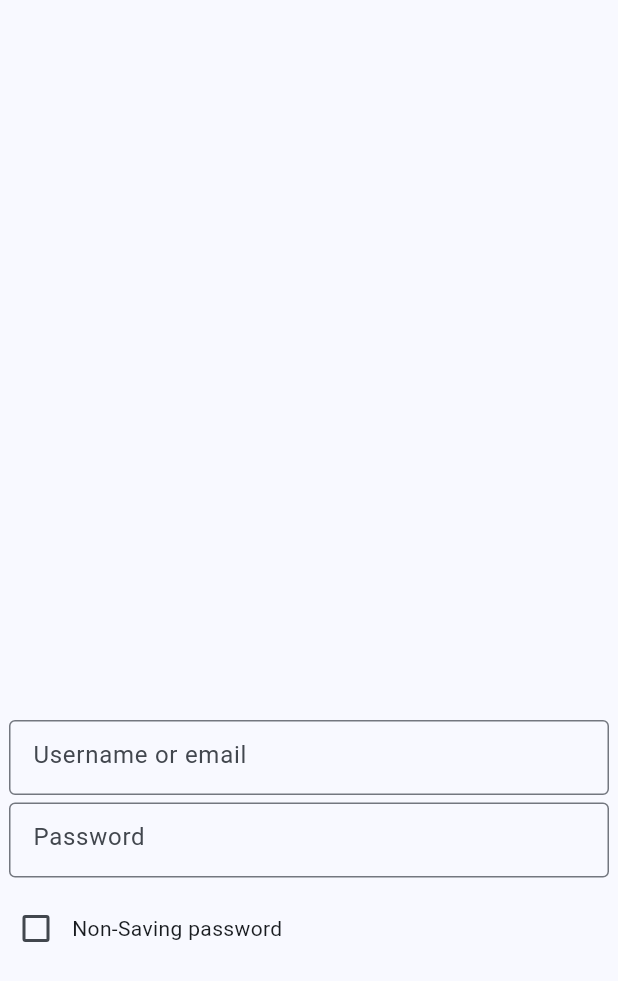
After one commit to ngotruong764/chat_app_flutter, a Flutter app: the Login4 screen opened by its route, on a phone screen of 412 x 824 dp. The commit adds this screen. Shown: the top 981 px of the screen. Run offline on Flutter 3.47's test engine with Material 3 defaults, Android fonts, the light colour scheme and no system bars; our stand-ins replace dio, get.

Commit message:
update UI

```diff
--- /dev/null
+++ b/lib/modules/login/view/Login4.dart
@@ -0,0 +1,73 @@
+import 'package:chat_app_flutter/routes/app_routes.dart';
+import 'package:flutter/material.dart';
+import 'package:get/get.dart';
+
+class CheckboxController extends GetxController {
+  // Observable boolean variable
+  RxBool isChecked = false.obs;
+
+  // Function to toggle checkbox value
+  void toggleCheckbox(bool? value) {
+    isChecked.value = value!;
+  }
+}
+
+class Login4 extends StatelessWidget {
+   Login4({super.key});
+
+  void getSignUp1() {
+    Get.toNamed(AppRoutes.LOGIN);
+  }
+
+   final CheckboxController checkboxController = Get.put(CheckboxController());
+
+
+  @override
+  Widget build(BuildContext context) {
+    return Scaffold(
+      body: Column(
+
+        children: [
+          Align(
+            alignment: Alignment.center,
+            child: Container(width: 400, height: 50,
+              margin: EdgeInsets.only(top: 480),
+              child: TextField(
+                decoration: InputDecoration(
+                  border: OutlineInputBorder(),
+                  hintText: 'Username or email'
+                ),
+              ),
+            ),
+          ),
+          const SizedBox(height: 5,),
+
+          Align(
+            alignment: Alignment.center,
+            child: Container(width: 400, height: 50,
+              child: TextField(
+                decoration: InputDecoration(
+                  border: OutlineInputBorder(),
+                  hintText: 'Password'
+                ),
+              ),
+            ),
+          ),
+          const SizedBox(height: 10,),
+
+          Row(
+            children: [
+              Obx(() => Checkbox( // Sử dụng Obx để theo dõi thay đổi
+                value: checkboxController.isChecked.value,
+                onChanged: (bool? value) {
+                  checkboxController.toggleCheckbox(value);
+                },
+              )),
+              Obx(() => Text(checkboxController.isChecked.value ? 'Save password' : 'Non-Saving password')), // Hiển thị trạng thái
+        ],
+          ),
+      ],
+    ),
+    );
+  }
+}
--- a/lib/routes/app_pages.dart
+++ b/lib/routes/app_pages.dart
@@ -1,4 +1,5 @@
 
+import 'package:chat_app_flutter/modules/login/view/Login4.dart';
 import 'package:chat_app_flutter/modules/login/view/Signup1.dart';
 import 'package:chat_app_flutter/modules/login/view/SignupOTP.dart';
 import 'package:get/get_navigation/src/routes/get_route.dart';
@@ -25,11 +26,14 @@ final kRoutePages = [
   ),
   GetPage(
     name: AppRoutes.LOGIN2,
-    page: () =>  const SignUp2(),
+    page: () =>   SignUp2(),
   ),
   GetPage(
     name: AppRoutes.LOGIN3,
     page: () => const SignUp3(),
+  ),
+  GetPage(
+      name: AppRoutes.LOGIN4,
+      page: () => Login4(),
   )
-
 ];
--- a/lib/routes/app_routes.dart
+++ b/lib/routes/app_routes.dart
@@ -4,5 +4,8 @@ abstract class AppRoutes{
   static const String LOGIN2 = "/login2";
   static const String LOGIN3 = "/login3";
   static const String LOGINOTP = "/loginOtp";
+  static const String LOGIN4 = "/login4";
+
+
 
 }
```
Also changed, not shown: lib/modules/login/view/Signup2.dart (+102 -48 lines), lib/modules/login/view/Signup3.dart (+20 -4 lines), lib/modules/login/view/SignupOTP.dart (+16 -2 lines), lib/modules/splash_screen/SplashScreen.dart (+7 -1 lines), 1 other file.
